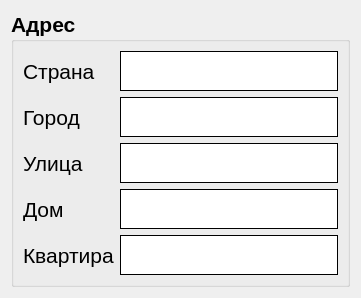
Before: the Qt Designer form vet/vetclient/src/ui/address.ui in Painted-Black/BMSTU-DB-CourseWork, drawn with Qt 5.
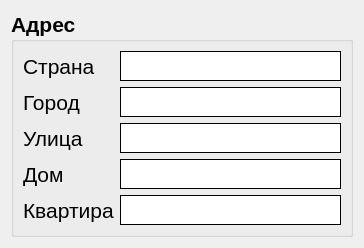
After: the same form once the commit is applied.

Patch:
```diff
--- a/vet/vetclient/src/ui/address.ui
+++ b/vet/vetclient/src/ui/address.ui
@@ -6,8 +6,8 @@
    <rect>
     <x>0</x>
     <y>0</y>
-    <width>361</width>
-    <height>294</height>
+    <width>364</width>
+    <height>244</height>
    </rect>
   </property>
   <property name="windowTitle">
@@ -36,6 +36,12 @@
      <layout class="QGridLayout" name="gridLayout">
       <item row="1" column="0">
        <widget class="QLabel" name="city_label">
+        <property name="minimumSize">
+         <size>
+          <width>0</width>
+          <height>30</height>
+         </size>
+        </property>
         <property name="font">
          <font>
           <pointsize>16</pointsize>
@@ -51,7 +57,7 @@
         <property name="minimumSize">
          <size>
           <width>0</width>
-          <height>40</height>
+          <height>30</height>
          </size>
         </property>
         <property name="font">
@@ -75,7 +81,7 @@
         <property name="minimumSize">
          <size>
           <width>0</width>
-          <height>40</height>
+          <height>30</height>
          </size>
         </property>
         <property name="font">
@@ -97,7 +103,7 @@
         <property name="minimumSize">
          <size>
           <width>0</width>
-          <height>40</height>
+          <height>30</height>
          </size>
         </property>
         <property name="font">
@@ -118,6 +124,12 @@
       </item>
       <item row="3" column="0">
        <widget class="QLabel" name="house_label">
+        <property name="minimumSize">
+         <size>
+          <width>0</width>
+          <height>30</height>
+         </size>
+        </property>
         <property name="font">
          <font>
           <pointsize>16</pointsize>
@@ -133,7 +145,7 @@
         <property name="minimumSize">
          <size>
           <width>0</width>
-          <height>40</height>
+          <height>30</height>
          </size>
         </property>
         <property name="font">
@@ -158,7 +170,7 @@
         <property name="minimumSize">
          <size>
           <width>0</width>
-          <height>40</height>
+          <height>30</height>
          </size>
         </property>
         <property name="font">
@@ -179,6 +191,12 @@
       </item>
       <item row="2" column="0">
        <widget class="QLabel" name="street_label">
+        <property name="minimumSize">
+         <size>
+          <width>0</width>
+          <height>30</height>
+         </size>
+        </property>
         <property name="font">
          <font>
           <pointsize>16</pointsize>
@@ -191,6 +209,12 @@
       </item>
       <item row="4" column="0">
        <widget class="QLabel" name="flat_label">
+        <property name="minimumSize">
+         <size>
+          <width>0</width>
+          <height>30</height>
+         </size>
+        </property>
         <property name="font">
          <font>
           <pointsize>16</pointsize>
@@ -203,6 +227,12 @@
       </item>
       <item row="0" column="0">
        <widget class="QLabel" name="country_label">
+        <property name="minimumSize">
+         <size>
+          <width>0</width>
+          <height>30</height>
+         </size>
+        </property>
         <property name="font">
          <font>
           <pointsize>16</pointsize>
```
